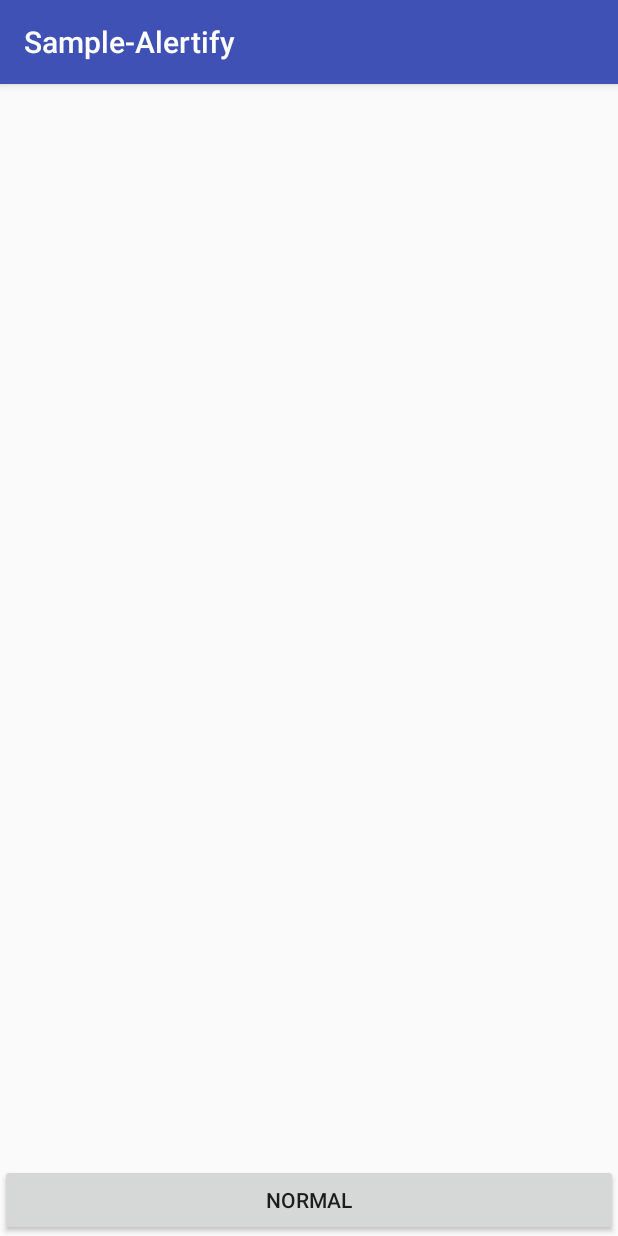
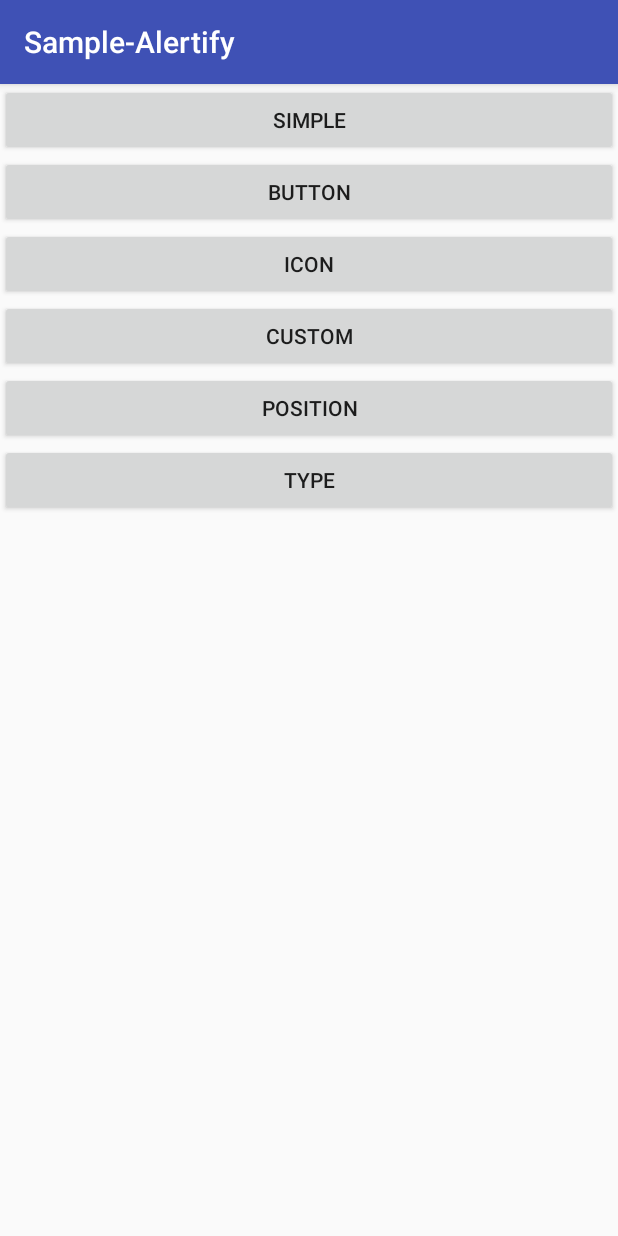
Before and after one commit to dontwan/Alertify, an Android app: the screen it shows after launch (MainActivity), on a phone screen of 412 x 824 dp. Run offline under Robolectric (Android 15) with nearby library versions, the phone set to English and light mode, and no system bars.

Commit message:
- Bug fixed - Sample code added - Refactoring

```diff
--- a/alertify/src/main/res/drawable/notification_default.xml
+++ b/alertify/src/main/res/drawable/notification_default.xml
@@ -2,8 +2,8 @@
 <vector xmlns:android="http://schemas.android.com/apk/res/android"
     android:width="48dp"
     android:height="48dp"
-    android:viewportWidth="48"
-    android:viewportHeight="48">
+    android:viewportHeight="48"
+    android:viewportWidth="48">
 
     <path
         android:fillColor="#fff"
--- a/alertify/src/main/res/drawable/notification_error.xml
+++ b/alertify/src/main/res/drawable/notification_error.xml
@@ -2,8 +2,8 @@
 <vector xmlns:android="http://schemas.android.com/apk/res/android"
     android:width="48dp"
     android:height="48dp"
-    android:viewportWidth="48"
-    android:viewportHeight="48">
+    android:viewportHeight="48"
+    android:viewportWidth="48">
 
     <path
         android:fillColor="#fff"
--- a/alertify/src/main/res/drawable/notification_layout.xml
+++ b/alertify/src/main/res/drawable/notification_layout.xml
@@ -1,9 +1,10 @@
 <?xml version="1.0" encoding="UTF-8"?>
 <shape xmlns:android="http://schemas.android.com/apk/res/android">
-    <solid android:color="#43abd4"/>
+    <solid android:color="#43abd4" />
 
-    <corners android:bottomRightRadius="10dp"
+    <corners
         android:bottomLeftRadius="10dp"
+        android:bottomRightRadius="10dp"
         android:topLeftRadius="0dp"
         android:topRightRadius="0dp" />
 </shape>
--- a/app/src/main/java/dontwan/sample_alertify/MainActivity.java
+++ b/app/src/main/java/dontwan/sample_alertify/MainActivity.java
@@ -1,43 +1,112 @@
 package dontwan.sample_alertify;
 
-import android.support.design.widget.Snackbar;
+import android.os.Bundle;
 import android.support.v7.app.AppCompatActivity;
-import android.os.Bundle;
-import android.util.Log;
-import android.view.Gravity;
 import android.view.View;
 import android.view.ViewGroup;
 import android.widget.Button;
 import android.widget.TextView;
+import android.widget.Toast;
 
 import dontwan.alertify.Alertify;
 
 public class MainActivity extends AppCompatActivity {
+
+    private ViewGroup view;
+    private Button alertifySimple, alertifyButton, alertifyIcon, alertifyCustom, alertifyPosition, alertifyType;
 
     @Override
     protected void onCreate(Bundle savedInstanceState) {
         super.onCreate(savedInstanceState);
         setContentView(R.layout.activity_main);
 
-        Button alertifyNormal = (Button)findViewById(R.id.alertifyNormal);
-        alertifyNormal.setOnClickListener(new View.OnClickListener() {
+        alertifySimple = (Button)findViewById(R.id.alertifySimple);
+        alertifyButton = (Button)findViewById(R.id.alertifyButton);
+        alertifyIcon = (Button)findViewById(R.id.alertifyIcon);
+        alertifyCustom = (Button)findViewById(R.id.alertifyCustom);
+        alertifyPosition = (Button)findViewById(R.id.alertifyPosition);
+        alertifyType = (Button)findViewById(R.id.alertifyType);
+
+        view = (ViewGroup) getWindow().getDecorView().findViewById(android.R.id.content);
+
+        alertifySimple.setOnClickListener(new View.OnClickListener() {
             @Override
             public void onClick(View v) {
-                ViewGroup view = (ViewGroup) getWindow().getDecorView().findViewById(android.R.id.content);
-
-                Alertify alert = Alertify.make(view, Alertify.LAYOUT_ALERTIFY_SUCCEED, Alertify.LENGTH_INFINITE);
-                //alert.setIcon(R.drawable.notification_succeed);
-                alert.setPosition(Alertify.POSITION_TOP);
-                alert.setIcon(R.drawable.notification_error);
-                alert.setSwipeDismiss(true);
-                alert.setIconAnimation(Alertify.ANIMATION_PULSE);
-                alert.show();
+                Alertify.make(view, Alertify.LAYOUT_NORMAL, Alertify.LENGTH_SHORT)
+                        .setText("This is a Alertify")
+                        .show();
             }
         });
 
-        Log.i("LENGTH", String.valueOf(Snackbar.LENGTH_LONG));
+        alertifyButton.setOnClickListener(new View.OnClickListener() {
+            @Override
+            public void onClick(View v) {
+                Alertify.make(view, Alertify.LAYOUT_WITH_BUTTON, Alertify.LENGTH_SHORT)
+                        .setText("This is a Alertify")
+                        .setButtonAction("Ok", new View.OnClickListener() {
+                            @Override
+                            public void onClick(View v) {
+                                Toast.makeText(v.getContext(), "Button has been clicked!", Toast.LENGTH_SHORT).show();
+                            }
+                        })
+                        .show();
+            }
+        });
+
+        alertifyIcon.setOnClickListener(new View.OnClickListener() {
+            @Override
+            public void onClick(View v) {
+                Alertify.make(view, Alertify.LAYOUT_WITH_ICON, Alertify.LENGTH_SHORT)
+                        .setText("This is a Alertify")
+                        .setIcon(R.drawable.notification_succeed)
+                        .setIconAnimation(Alertify.ANIMATION_PULSE)
+                        .show();
+            }
+        });
+
+        alertifyCustom.setOnClickListener(new View.OnClickListener() {
+            @Override
+            public void onClick(View v) {
+                Alertify alertify = Alertify.make(view, Alertify.LAYOUT_ALERTIFY_CUSTOM_EXAMPLE, Alertify.LENGTH_SHORT);
+                final TextView tvCustom = (TextView) alertify.getView().findViewById(R.id.tvCustom);
+                Button btnCustom = (Button) alertify.getView().findViewById(R.id.btnCustom);
 
 
+                btnCustom.setOnClickListener(new View.OnClickListener() {
+                    @Override
+                    public void onClick(View v) {
+                        tvCustom.setText("This is a custom Alertify");
+                    }
+                });
+                alertify.show();
+            }
+        });
+
+        alertifyPosition.setOnClickListener(new View.OnClickListener() {
+            @Override
+            public void onClick(View v) {
+                Alertify.make(view, Alertify.LAYOUT_NORMAL, Alertify.LENGTH_SHORT)
+                        .setText("This is a Alertify")
+                        .setPosition(Alertify.POSITION_TOP)
+                        //.setPosition(Alertify.POSITION_CENTER)
+                        //.setPosition(Alertify.POSITION_BOTTOM)
+                        .show();
+            }
+        });
+
+        alertifyType.setOnClickListener(new View.OnClickListener() {
+            @Override
+            public void onClick(View v) {
+                Alertify.make(view, Alertify.LAYOUT_ALERTIFY_DEFAULT, Alertify.LENGTH_SHORT)
+                        //Alertify.make(view, Alertify.LAYOUT_ALERTIFY_SUCCEED, Alertify.LENGTH_SHORT)
+                        //Alertify.make(view, Alertify.LAYOUT_ALERTIFY_ERROR, Alertify.LENGTH_SHORT)
+                        .setTitle("This is a Alertify title")
+                        .setSubTitle("This is a Alertify subtitle")
+                        .setPosition(Alertify.POSITION_TOP)
+                        .setIconAnimation(Alertify.ANIMATION_PULSE)
+                        .show();
+            }
+        });
 
     }
 }
--- a/app/src/main/res/layout/activity_main.xml
+++ b/app/src/main/res/layout/activity_main.xml
@@ -1,16 +1,46 @@
 <?xml version="1.0" encoding="utf-8"?>
-<RelativeLayout xmlns:android="http://schemas.android.com/apk/res/android"
-    xmlns:app="http://schemas.android.com/apk/res-auto"
+<LinearLayout xmlns:android="http://schemas.android.com/apk/res/android"
     xmlns:tools="http://schemas.android.com/tools"
     android:layout_width="match_parent"
-    android:layout_height="wrap_content"
+    android:layout_height="match_parent"
+    android:orientation="vertical"
+    android:weightSum="6"
     tools:context="dontwan.sample_alertify.MainActivity">
 
     <Button
-        android:id="@+id/alertifyNormal"
+        android:id="@+id/alertifySimple"
         android:layout_width="match_parent"
         android:layout_height="wrap_content"
-        android:text="Normal"
-        android:layout_alignParentBottom="true" />
+        android:text="Simple" />
 
-</RelativeLayout>
+    <Button
+        android:id="@+id/alertifyButton"
+        android:layout_width="match_parent"
+        android:layout_height="wrap_content"
+        android:text="Button" />
+
+    <Button
+        android:id="@+id/alertifyIcon"
+        android:layout_width="match_parent"
+        android:layout_height="wrap_content"
+        android:text="Icon" />
+
+    <Button
+        android:id="@+id/alertifyCustom"
+        android:layout_width="match_parent"
+        android:layout_height="wrap_content"
+        android:text="Custom" />
+
+    <Button
+        android:id="@+id/alertifyPosition"
+        android:layout_width="match_parent"
+        android:layout_height="wrap_content"
+        android:text="Position" />
+
+    <Button
+        android:id="@+id/alertifyType"
+        android:layout_width="match_parent"
+        android:layout_height="wrap_content"
+        android:text="Type" />
+
+</LinearLayout>
```
Also changed, not shown: alertify/src/main/java/dontwan/alertify/Alertify.java (+4 -4 lines), alertify/src/main/res/layout/snackbar_view.xml (+5 -2 lines), alertify/src/main/res/layout/snackbar_view_alertify_default.xml (+12 -12 lines), alertify/src/main/res/layout/snackbar_view_alertify_error.xml (+12 -12 lines), alertify/src/main/res/layout/snackbar_view_alertify_succeed.xml (+11 -11 lines), alertify/src/main/res/layout/snackbar_view_button.xml (+8 -4 lines), alertify/src/main/res/layout/snackbar_view_custom.xml (+10 -7 lines), alertify/src/main/res/layout/snackbar_view_icon.xml (+10 -4 lines).
